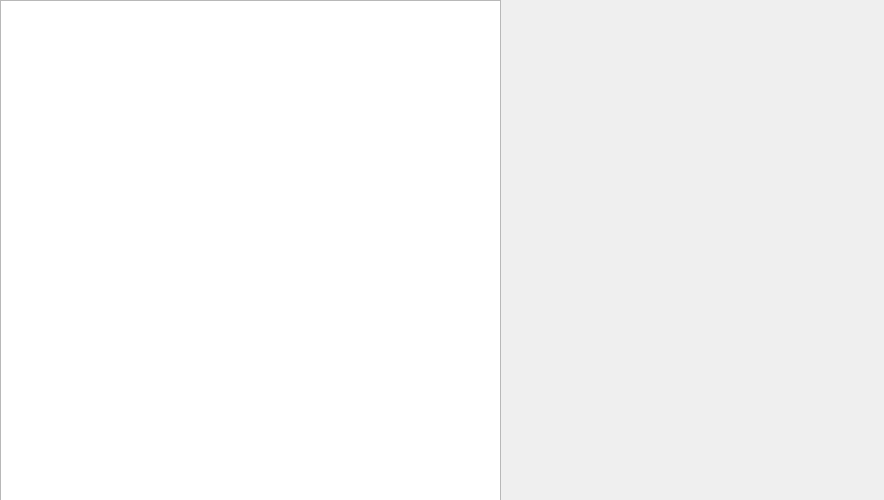
This is statwindow.ui in yasha1212/CourseProject-3sem as Qt 5 draws it before an edit. The edited form follows.
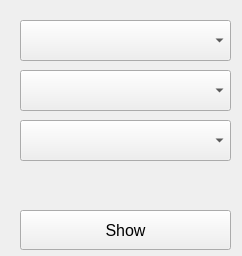
This is the edited form.

Patch:
```diff
--- a/statwindow.ui
+++ b/statwindow.ui
@@ -6,21 +6,84 @@
    <rect>
     <x>0</x>
     <y>0</y>
-    <width>884</width>
-    <height>500</height>
+    <width>242</width>
+    <height>256</height>
    </rect>
   </property>
+  <property name="font">
+   <font>
+    <family>Leelawadee UI</family>
+    <pointsize>12</pointsize>
+   </font>
+  </property>
   <property name="windowTitle">
    <string>Form</string>
   </property>
-  <widget class="QGraphicsView" name="field">
+  <widget class="QPushButton" name="bShow">
    <property name="geometry">
     <rect>
-     <x>0</x>
-     <y>0</y>
-     <width>501</width>
-     <height>501</height>
+     <x>20</x>
+     <y>210</y>
+     <width>211</width>
+     <height>40</height>
     </rect>
+   </property>
+   <property name="font">
+    <font>
+     <family>Leelawadee UI</family>
+     <pointsize>12</pointsize>
+    </font>
+   </property>
+   <property name="text">
+    <string>Show</string>
+   </property>
+  </widget>
+  <widget class="QComboBox" name="cbType">
+   <property name="geometry">
+    <rect>
+     <x>20</x>
+     <y>20</y>
+     <width>211</width>
+     <height>41</height>
+    </rect>
+   </property>
+   <property name="font">
+    <font>
+     <family>Leelawadee UI</family>
+     <pointsize>11</pointsize>
+    </font>
+   </property>
+  </widget>
+  <widget class="QComboBox" name="cbPeriod">
+   <property name="geometry">
+    <rect>
+     <x>20</x>
+     <y>70</y>
+     <width>211</width>
+     <height>41</height>
+    </rect>
+   </property>
+   <property name="font">
+    <font>
+     <family>Leelawadee UI</family>
+     <pointsize>11</pointsize>
+    </font>
+   </property>
+  </widget>
+  <widget class="QComboBox" name="cbList">
+   <property name="geometry">
+    <rect>
+     <x>20</x>
+     <y>120</y>
+     <width>211</width>
+     <height>41</height>
+    </rect>
+   </property>
+   <property name="font">
+    <font>
+     <family>Leelawadee UI</family>
+     <pointsize>11</pointsize>
+    </font>
    </property>
   </widget>
  </widget>
```
